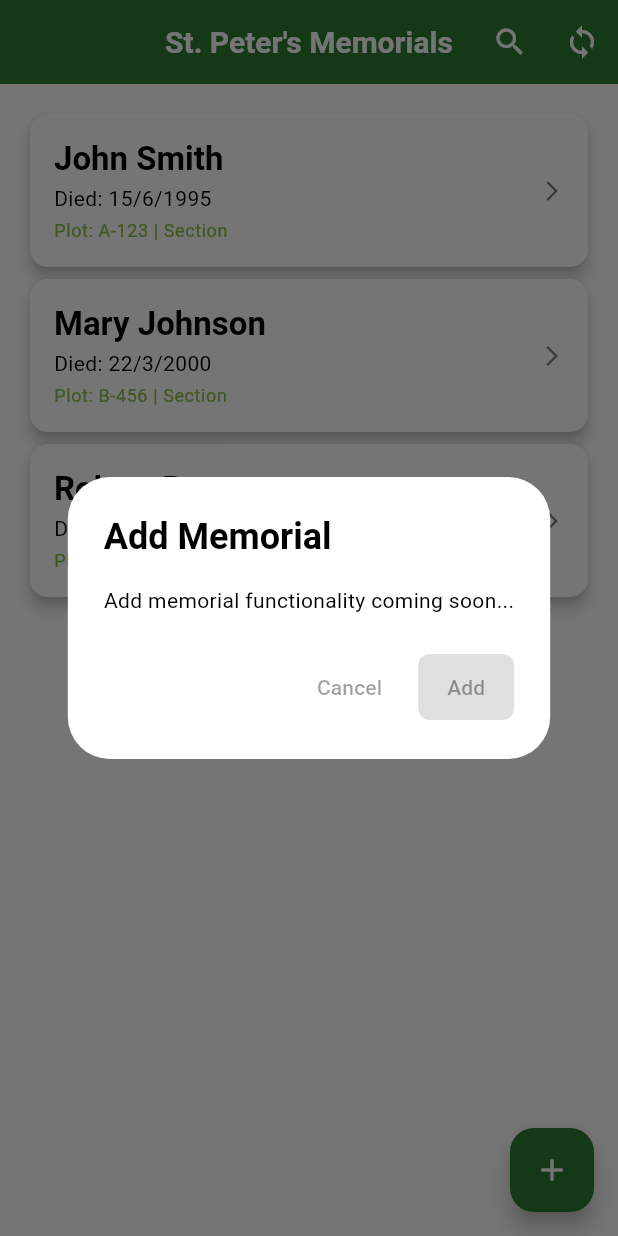
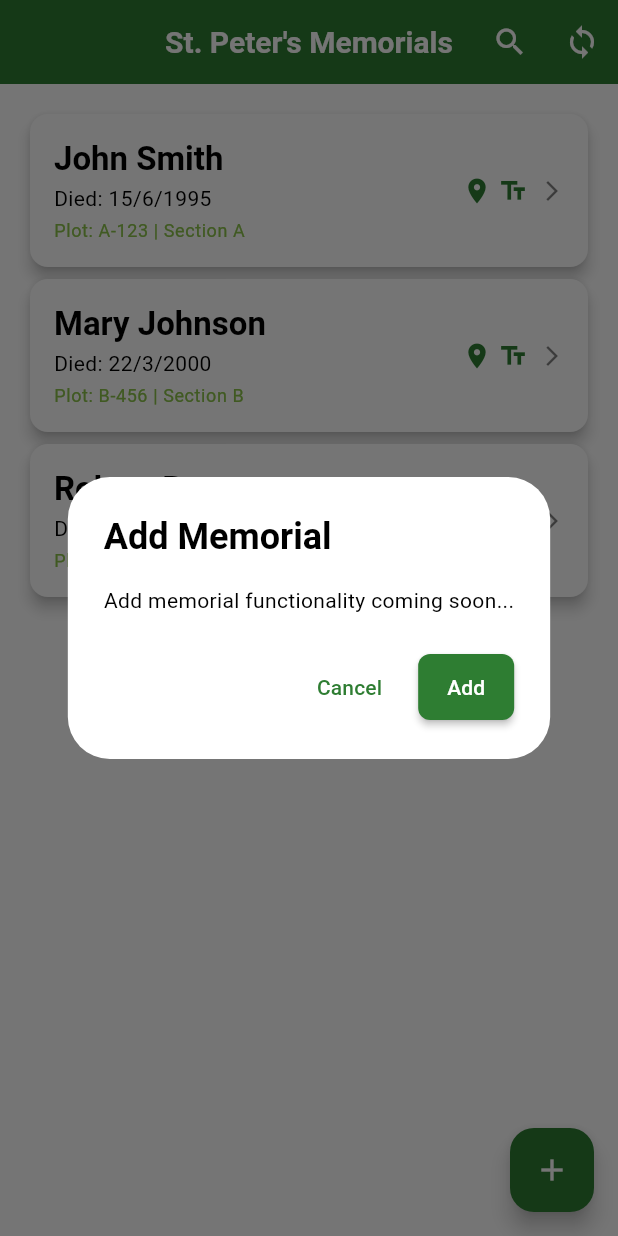
Before and after one commit to Martin1786/flutter_memorials, a Flutter app: the screen it shows after launch, after a tap on the "add" icon, on a phone screen of 412 x 824 dp. Run offline on Flutter 3.47's test engine with Material 3 defaults, Android fonts, the phone set to English and light mode, and no system bars.

Commit message:
Various changes

```diff
--- /dev/null
+++ b/devtools_options.yaml
@@ -0,0 +1,3 @@
+description: This file stores settings for Dart & Flutter DevTools.
+documentation: https://docs.flutter.dev/tools/devtools/extensions#configure-extension-enablement-states
+extensions:
--- /dev/null
+++ b/lib/domain/entities/memorial.dart
@@ -0,0 +1,73 @@
+enum BurialSection { A, B, C, D, E, F }
+
+extension BurialSectionExtension on BurialSection {
+  String get displayName => name;
+}
+
+enum HeadstoneMaterial {
+  granite,
+  limestone,
+  slate,
+  marble,
+  sandstone,
+  concrete,
+  other
+}
+
+extension HeadstoneMaterialExtension on HeadstoneMaterial {
+  String get displayName {
+    switch (this) {
+      case HeadstoneMaterial.granite:
+        return 'Granite';
+      case HeadstoneMaterial.limestone:
+        return 'Limestone';
+      case HeadstoneMaterial.slate:
+        return 'Slate';
+      case HeadstoneMaterial.marble:
+        return 'Marble';
+      case HeadstoneMaterial.sandstone:
+        return 'Sandstone';
+      case HeadstoneMaterial.concrete:
+        return 'Concrete';
+      case HeadstoneMaterial.other:
+        return 'Other';
+    }
+  }
+}
+
+class Memorial {
+  final String id;
+  final String plotNumber;
+  final BurialSection section;
+  final HeadstoneMaterial headstoneMaterial;
+  final String? inscription;
+  final DateTime? dateOfDeath;
+  final String? deceasedName;
+  final double? latitude;
+  final double? longitude;
+  final String? photoPath;
+  final List<String> additionalDetails;
+  final DateTime createdAt;
+  final DateTime updatedAt;
+
+  const Memorial({
+    required this.id,
+    required this.plotNumber,
+    required this.section,
+    required this.headstoneMaterial,
+    this.inscription,
+    this.dateOfDeath,
+    this.deceasedName,
+    this.latitude,
+    this.longitude,
+    this.photoPath,
+    this.additionalDetails = const [],
+    required this.createdAt,
+    required this.updatedAt,
+  });
+
+  String get displayName => ' A0$plotNumber - ${section.displayName}';
+  bool get hasPhoto => photoPath != null && photoPath!.isNotEmpty;
+  bool get hasCoordinates => latitude != null && longitude != null;
+  bool get hasInscription => inscription != null && inscription!.isNotEmpty;
+}
--- a/lib/presentation/pages/home_page.dart
+++ b/lib/presentation/pages/home_page.dart
@@ -143,7 +143,7 @@
     return Center(
       child: Column(
         mainAxisAlignment: MainAxisAlignment.center,
-        children: [
+        children: <Widget>[
           const Icon(
             Icons.error_outline,
             size: 64,
@@ -177,8 +177,8 @@
   }
 
   Widget _buildEmptyState() {
-    return Center(
-      child: const Column(
+    return const Center(
+      child: Column(
         mainAxisAlignment: MainAxisAlignment.center,
         children: <Widget>[
           Icon(
@@ -282,13 +282,13 @@
         title: const Text('Add Memorial'),
         content: const Text('Add memorial functionality coming soon...'),
         actions: [
-          const TextButton(
-            onPressed: null, // Will be replaced below
-            child: Text('Cancel'),
+          TextButton(
+            onPressed: () => Navigator.of(context).pop(),
+            child: const Text('Cancel'),
           ),
-          const ElevatedButton(
-            onPressed: null, // Will be replaced below
-            child: Text('Add'),
+          ElevatedButton(
+            onPressed: () => Navigator.of(context).pop(),
+            child: const Text('Add'),
           ),
         ],
       ),
@@ -299,7 +299,7 @@
     showDialog(
       context: context,
       builder: (context) => AlertDialog(
-        title: Text('Memorial Details'),
+        title: const Text('Memorial Details'),
         content: SingleChildScrollView(
           child: Column(
             crossAxisAlignment: CrossAxisAlignment.start,
--- a/lib/presentation/themes/app_theme.dart
+++ b/lib/presentation/themes/app_theme.dart
@@ -68,7 +68,7 @@
     ),
 
     // Card theme
-    cardTheme: CardThemeData(
+    cardTheme: const CardThemeData(
       elevation: AppConstants.cardElevation,
     ),
 
@@ -209,7 +209,7 @@
     ),
 
     // Card theme
-    cardTheme: CardThemeData(
+    cardTheme: const CardThemeData(
       elevation: AppConstants.cardElevation,
     ),
 
--- a/lib/presentation/widgets/memorial_card_widget.dart
+++ b/lib/presentation/widgets/memorial_card_widget.dart
@@ -104,7 +104,10 @@
         const SizedBox(width: 8),
         Icon(
           Icons.arrow_forward_ios,
-          color: Theme.of(context).colorScheme.onSurface.withOpacity(0.5),
+          color: Theme.of(context)
+              .colorScheme
+              .onSurface
+              .withAlpha((0.5 * 255).toInt()),
           size: 16,
         ),
       ],
@@ -163,7 +166,10 @@
         Icon(
           icon,
           size: 16,
-          color: Theme.of(context).colorScheme.onSurface.withOpacity(0.6),
+          color: Theme.of(context)
+              .colorScheme
+              .onSurface
+              .withAlpha((0.6 * 255).toInt()),
         ),
         const SizedBox(width: 8),
         Expanded(
@@ -178,7 +184,7 @@
                     color: Theme.of(context)
                         .colorScheme
                         .onSurface
-                        .withOpacity(0.7),
+                        .withAlpha((0.7 * 255).toInt()),
                   ),
                 ),
                 TextSpan(
--- a/pubspec.yaml
+++ b/pubspec.yaml
@@ -31,12 +31,15 @@
   flutter:
     sdk: flutter
 
-
   # UI and Icons
   cupertino_icons: ^1.0.6
 
   # State Management
   provider: ^6.1.1
+
+  # Firebase
+  firebase_core: ^2.24.2
+  cloud_firestore: ^4.13.0
 
   # Utilities
   uuid: ^4.2.1
```
Also changed, not shown: lib/data/repositories/memorial_repository_impl.dart (+24 -135 lines), lib/domain/repositories/memorial_repository.dart (added, +31 -0 lines), pubspec.lock, 3 other files.
